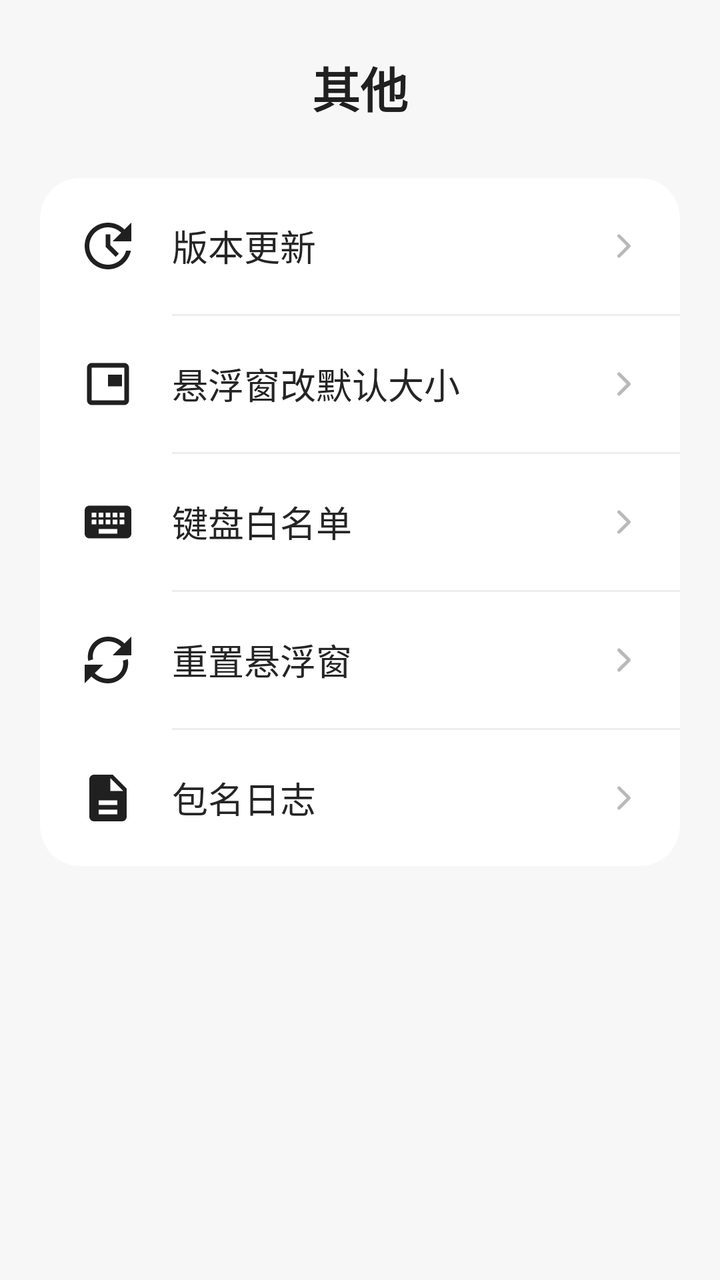
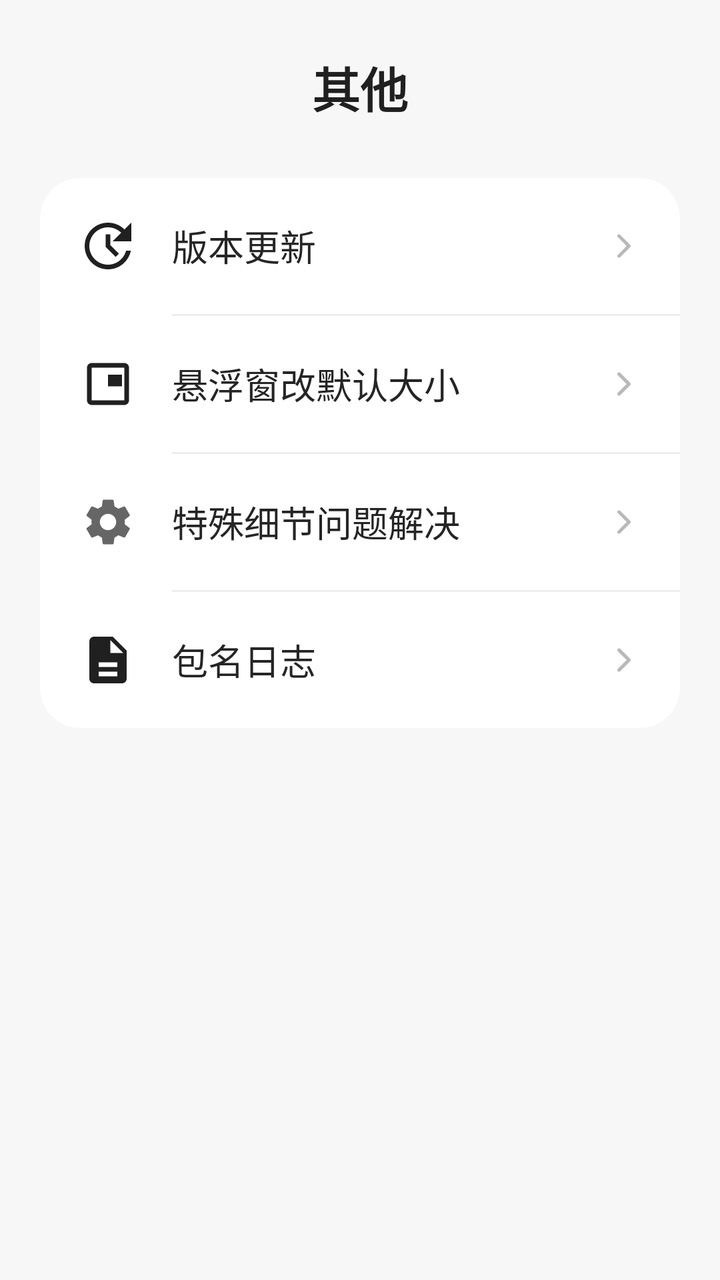

Two renders of the same Android screen: before a commit and after it. Below are the layout's source before the change and the commit's diff.
<!-- AndroidManifest.xml: application theme Theme.Basic -->
<!-- res/layout/fragment_settings.xml -->
<?xml version="1.0" encoding="utf-8"?>
<ScrollView xmlns:android="http://schemas.android.com/apk/res/android"
    xmlns:app="http://schemas.android.com/apk/res-auto"
    android:layout_width="match_parent"
    android:layout_height="match_parent"
    android:background="#F7F7F7"
    android:clipToPadding="false"
    android:fillViewport="true"
    android:overScrollMode="never">

    <LinearLayout
        android:layout_width="match_parent"
        android:layout_height="wrap_content"
        android:orientation="vertical"
        android:paddingStart="20dp"
        android:paddingTop="26dp"
        android:paddingEnd="20dp"
        android:paddingBottom="32dp">

        <TextView
            android:layout_width="match_parent"
            android:layout_height="wrap_content"
            android:layout_marginBottom="28dp"
            android:gravity="center"
            android:text="@string/other_menu_title"
            android:textColor="#202020"
            android:textSize="24sp"
            android:textStyle="bold" />

        <androidx.cardview.widget.CardView
            android:layout_width="match_parent"
            android:layout_height="wrap_content"
            app:cardBackgroundColor="#FFFFFF"
            app:cardCornerRadius="20dp"
            app:cardElevation="0dp"
            app:cardPreventCornerOverlap="true">

            <LinearLayout
                android:layout_width="match_parent"
                android:layout_height="wrap_content"
                android:orientation="vertical">

                <LinearLayout
                    android:id="@+id/row_version_update"
                    android:layout_width="match_parent"
                    android:layout_height="68dp"
                    android:background="?attr/selectableItemBackground"
                    android:clickable="true"
                    android:focusable="true"
                    android:gravity="center_vertical"
                    android:orientation="horizontal"
                    android:paddingStart="20dp"
                    android:paddingEnd="18dp">

                    <ImageView
                        android:layout_width="28dp"
                        android:layout_height="28dp"
                        android:contentDescription="@null"
                        android:src="@drawable/ic_menu_update" />

                    <LinearLayout
                        android:layout_width="wrap_content"
                        android:layout_height="wrap_content"
                        android:layout_marginStart="18dp"
                        android:gravity="center_vertical"
                        android:orientation="horizontal">

                        <TextView
                            android:layout_width="wrap_content"
                            android:layout_height="wrap_content"
                            android:text="@string/version_update"
                            android:textColor="#252525"
                            android:textSize="18sp" />

                        <TextView
                            android:id="@+id/iv_version_update_red_dot"
                            android:layout_width="16dp"
                            android:layout_height="16dp"
                            android:layout_marginStart="5dp"
                            android:background="@drawable/red_badge_with_1"
                            android:gravity="center"
                            android:includeFontPadding="false"
                            android:text="@string/update_badge_count"
                            android:textColor="#FFFFFF"
                            android:textSize="11sp"
                            android:textStyle="bold"
                            android:visibility="gone" />

                    </LinearLayout>

                    <Space
                        android:layout_width="0dp"
                        android:layout_height="1dp"
                        android:layout_weight="1" />

                    <ImageView
                        android:layout_width="20dp"
                        android:layout_height="20dp"
                        android:contentDescription="@null"
                        android:src="@drawable/ic_menu_chevron" />

                </LinearLayout>

                <View
                    android:layout_width="match_parent"
                    android:layout_height="1dp"
                    android:layout_marginStart="66dp"
                    android:background="#EEEEEE" />

                <LinearLayout
                    android:id="@+id/row_floating_settings"
                    android:layout_width="match_parent"
                    android:layout_height="68dp"
                    android:background="?attr/selectableItemBackground"
                    android:clickable="true"
                    android:focusable="true"
                    android:gravity="center_vertical"
                    android:orientation="horizontal"
                    android:paddingStart="20dp"
                    android:paddingEnd="18dp">

                    <ImageView
                        android:layout_width="28dp"
                        android:layout_height="28dp"
                        android:contentDescription="@null"
                        android:src="@drawable/ic_menu_floating" />

                    <TextView
                        android:layout_width="0dp"
                        android:layout_height="wrap_content"
                        android:layout_marginStart="18dp"
                        android:layout_weight="1"
                        android:text="@string/floating_window_settings"
                        android:textColor="#252525"
                        android:textSize="18sp" />

                    <ImageView
                        android:layout_width="20dp"
                        android:layout_height="20dp"
                        android:contentDescription="@null"
                        android:src="@drawable/ic_menu_chevron" />

                </LinearLayout>

                <View
                    android:layout_width="match_parent"
                    android:layout_height="1dp"
                    android:layout_marginStart="66dp"
                    android:background="#EEEEEE" />

                <LinearLayout
                    android:id="@+id/row_keyboard_whitelist"
                    android:layout_width="match_parent"
                    android:layout_height="68dp"
                    android:background="?attr/selectableItemBackground"
                    android:clickable="true"
                    android:focusable="true"
                    android:gravity="center_vertical"
                    android:orientation="horizontal"
                    android:paddingStart="20dp"
                    android:paddingEnd="18dp">

                    <ImageView
                        android:layout_width="28dp"
                        android:layout_height="28dp"
                        android:contentDescription="@null"
                        android:src="@drawable/ic_menu_keyboard" />

                    <TextView
                        android:layout_width="0dp"
                        android:layout_height="wrap_content"
                        android:layout_marginStart="18dp"
                        android:layout_weight="1"
                        android:text="@string/keyboard_whitelist"
                        android:textColor="#252525"
                        android:textSize="18sp" />

                    <ImageView
                        android:layout_width="20dp"
                        android:layout_height="20dp"
                        android:contentDescription="@null"
                        android:src="@drawable/ic_menu_chevron" />

                </LinearLayout>

                <View
                    android:layout_width="match_parent"
                    android:layout_height="1dp"
                    android:layout_marginStart="66dp"
                    android:background="#EEEEEE" />

                <LinearLayout
                    android:id="@+id/row_reset_floating"
                    android:layout_width="match_parent"
                    android:layout_height="68dp"
                    android:background="?attr/selectableItemBackground"
                    android:clickable="true"
                    android:focusable="true"
                    android:gravity="center_vertical"
                    android:orientation="horizontal"
                    android:paddingStart="20dp"
                    android:paddingEnd="18dp">

                    <ImageView
                        android:layout_width="28dp"
                        android:layout_height="28dp"
                        android:contentDescription="@null"
                        android:src="@drawable/ic_menu_reset" />

                    <TextView
                        android:layout_width="0dp"
                        android:layout_height="wrap_content"
                        android:layout_marginStart="18dp"
                        android:layout_weight="1"
                        android:text="@string/reset_floating_window"
                        android:textColor="#252525"
                        android:textSize="18sp" />

                    <ImageView
                        android:layout_width="20dp"
                        android:layout_height="20dp"
                        android:contentDescription="@null"
                        android:src="@drawable/ic_menu_chevron" />

                </LinearLayout>

                <View
                    android:layout_width="match_parent"
                    android:layout_height="1dp"
                    android:layout_marginStart="66dp"
                    android:background="#EEEEEE" />

                <LinearLayout
                    android:id="@+id/row_package_log"
                    android:layout_width="match_parent"
                    android:layout_height="68dp"
                    android:background="?attr/selectableItemBackground"
                    android:clickable="true"
                    android:focusable="true"
                    android:gravity="center_vertical"
                    android:orientation="horizontal"
                    android:paddingStart="20dp"
                    android:paddingEnd="18dp">

                    <ImageView
                        android:layout_width="28dp"
                        android:layout_height="28dp"
                        android:contentDescription="@null"
                        android:src="@drawable/ic_menu_log" />

                    <TextView
                        android:layout_width="0dp"
                        android:layout_height="wrap_content"
                        android:layout_marginStart="18dp"
                        android:layout_weight="1"
                        android:text="@string/package_name_log"
                        android:textColor="#252525"
                        android:textSize="18sp" />

                    <ImageView
                        android:layout_width="20dp"
                        android:layout_height="20dp"
                        android:contentDescription="@null"
                        android:src="@drawable/ic_menu_chevron" />

                </LinearLayout>

            </LinearLayout>

        </androidx.cardview.widget.CardView>

    </LinearLayout>

</ScrollView>
<!-- resources referenced by this layout -->
<resources>
  <!-- drawable ic_menu_chevron (drawable) -->
  <vector xmlns:android="http://schemas.android.com/apk/res/android"
      android:width="24dp"
      android:height="24dp"
      android:viewportWidth="24"
      android:viewportHeight="24">
      <path
          android:fillColor="@android:color/transparent"
          android:pathData="M9,6 L15,12 L9,18"
          android:strokeColor="#B8B8B8"
          android:strokeLineCap="round"
          android:strokeLineJoin="round"
          android:strokeWidth="2" />
  </vector>
  <!-- drawable ic_menu_floating (drawable) -->
  <vector xmlns:android="http://schemas.android.com/apk/res/android"
      android:width="24dp"
      android:height="24dp"
      android:viewportWidth="24"
      android:viewportHeight="24">
      <path
          android:fillColor="#202020"
          android:pathData="M19,3H5c-1.1,0 -2,0.9 -2,2v14c0,1.1 0.9,2 2,2h14c1.1,0 2,-0.9 2,-2V5c0,-1.1 -0.9,-2 -2,-2zM19,19H5V5h14v14zM18,8h-6v5h6V8z" />
  </vector>
  <!-- drawable ic_menu_keyboard (drawable) -->
  <vector xmlns:android="http://schemas.android.com/apk/res/android"
      android:width="24dp"
      android:height="24dp"
      android:viewportWidth="24"
      android:viewportHeight="24">
      <path
          android:fillColor="#202020"
          android:pathData="M20,5H4c-1.1,0 -1.99,0.9 -1.99,2L2,17c0,1.1 0.9,2 2,2h16c1.1,0 2,-0.9 2,-2V7c0,-1.1 -0.9,-2 -2,-2zM11,8h2v2h-2V8zM11,11h2v2h-2v-2zM8,8h2v2H8V8zM8,11h2v2H8v-2zM5,8h2v2H5V8zM5,11h2v2H5v-2zM16,17H8v-2h8v2zM16,13h-2v-2h2v2zM16,10h-2V8h2v2zM19,13h-2v-2h2v2zM19,10h-2V8h2v2z" />
  </vector>
  <!-- drawable ic_menu_log (drawable) -->
  <vector xmlns:android="http://schemas.android.com/apk/res/android"
      android:width="24dp"
      android:height="24dp"
      android:viewportWidth="24"
      android:viewportHeight="24">
      <path
          android:fillColor="#202020"
          android:pathData="M14,2H6c-1.1,0 -2,0.9 -2,2v16c0,1.1 0.9,2 2,2h12c1.1,0 2,-0.9 2,-2V8l-6,-6zM13,9V3.5L18.5,9H13zM8,13h8v2H8v-2zM8,17h8v2H8v-2z" />
  </vector>
  <!-- drawable ic_menu_reset (drawable) -->
  <vector xmlns:android="http://schemas.android.com/apk/res/android"
      android:width="24dp"
      android:height="24dp"
      android:viewportWidth="24"
      android:viewportHeight="24">
      <path
          android:fillColor="#202020"
          android:pathData="M17.65,6.35C16.2,4.9 14.21,4 12,4c-4.09,0 -7.19,3.72 -6.39,7.69l-2.08,0.68C2.45,7.08 6.47,2 12,2c2.76,0 5.26,1.12 7.07,2.93L22,2v8h-8l3.65,-3.65zM6.35,17.65C7.8,19.1 9.79,20 12,20c4.09,0 7.19,-3.72 6.39,-7.69l2.08,-0.68C21.55,16.92 17.53,22 12,22c-2.76,0 -5.26,-1.12 -7.07,-2.93L2,22v-8h8l-3.65,3.65z" />
  </vector>
  <!-- drawable ic_menu_update (drawable) -->
  <vector xmlns:android="http://schemas.android.com/apk/res/android"
      android:width="24dp"
      android:height="24dp"
      android:viewportWidth="24"
      android:viewportHeight="24">
      <path
          android:fillColor="#202020"
          android:pathData="M12,2C6.48,2 2,6.48 2,12s4.48,10 10,10c4.84,0 8.87,-3.44 9.8,-8h-2.06c-0.9,3.44 -4.03,6 -7.74,6 -4.42,0 -8,-3.58 -8,-8s3.58,-8 8,-8c2.21,0 4.21,0.9 5.66,2.34L14,10h8V2l-2.93,2.93C17.26,3.12 14.76,2 12,2zM11,7v5.41l4.29,4.29 1.41,-1.41 -3.7,-3.7V7h-2z" />
  </vector>
  <!-- drawable red_badge_with_1 (drawable) -->
  <?xml version="1.0" encoding="utf-8"?>
  <shape xmlns:android="http://schemas.android.com/apk/res/android"
      android:shape="oval">
      <solid android:color="#F44336" />
      <size
          android:width="16dp"
          android:height="16dp" />
  </shape>
  <string name="floating_window_settings">悬浮窗改默认大小</string>
  <string name="keyboard_whitelist">键盘白名单</string>
  <string name="other_menu_title">其他</string>
  <string name="package_name_log">包名日志</string>
  <string name="reset_floating_window">重置悬浮窗</string>
  <string name="update_badge_count" translatable="false">1</string>
  <string name="version_update">版本更新</string>
  <style name="Theme.Basic" parent="Base.Theme.Basic" />
  <style name="Base.Theme.Basic" parent="Theme.Material3.DayNight.NoActionBar">
          
          
      </style>
</resources>

<!-- the commit's change to res/layout/fragment_settings.xml (unified diff, before → after) -->
@@ -149,70 +149,29 @@
                     android:background="#EEEEEE" />
 
                 <LinearLayout
-                    android:id="@+id/row_keyboard_whitelist"
-                    android:layout_width="match_parent"
-                    android:layout_height="68dp"
-                    android:background="?attr/selectableItemBackground"
-                    android:clickable="true"
-                    android:focusable="true"
-                    android:gravity="center_vertical"
-                    android:orientation="horizontal"
-                    android:paddingStart="20dp"
-                    android:paddingEnd="18dp">
-
-                    <ImageView
-                        android:layout_width="28dp"
-                        android:layout_height="28dp"
-                        android:contentDescription="@null"
-                        android:src="@drawable/ic_menu_keyboard" />
+                    android:id="@+id/row_special_details"
+                    android:layout_width="match_parent"
+                    android:layout_height="68dp"
+                    android:background="?attr/selectableItemBackground"
+                    android:clickable="true"
+                    android:focusable="true"
+                    android:gravity="center_vertical"
+                    android:orientation="horizontal"
+                    android:paddingStart="20dp"
+                    android:paddingEnd="18dp">
+
+                    <ImageView
+                        android:layout_width="28dp"
+                        android:layout_height="28dp"
+                        android:contentDescription="@null"
+                        android:src="@drawable/ic_settings" />
 
                     <TextView
                         android:layout_width="0dp"
                         android:layout_height="wrap_content"
                         android:layout_marginStart="18dp"
                         android:layout_weight="1"
-                        android:text="@string/keyboard_whitelist"
-                        android:textColor="#252525"
-                        android:textSize="18sp" />
-
-                    <ImageView
-                        android:layout_width="20dp"
-                        android:layout_height="20dp"
-                        android:contentDescription="@null"
-                        android:src="@drawable/ic_menu_chevron" />
-
-                </LinearLayout>
-
-                <View
-                    android:layout_width="match_parent"
-                    android:layout_height="1dp"
-                    android:layout_marginStart="66dp"
-                    android:background="#EEEEEE" />
-
-                <LinearLayout
-                    android:id="@+id/row_reset_floating"
-                    android:layout_width="match_parent"
-                    android:layout_height="68dp"
-                    android:background="?attr/selectableItemBackground"
-                    android:clickable="true"
-                    android:focusable="true"
-                    android:gravity="center_vertical"
-                    android:orientation="horizontal"
-                    android:paddingStart="20dp"
-                    android:paddingEnd="18dp">
-
-                    <ImageView
-                        android:layout_width="28dp"
-                        android:layout_height="28dp"
-                        android:contentDescription="@null"
-                        android:src="@drawable/ic_menu_reset" />
-
-                    <TextView
-                        android:layout_width="0dp"
-                        android:layout_height="wrap_content"
-                        android:layout_marginStart="18dp"
-                        android:layout_weight="1"
-                        android:text="@string/reset_floating_window"
+                        android:text="@string/special_details"
                         android:textColor="#252525"
                         android:textSize="18sp" />
 
<!-- resource entries referenced after the edit -->
@@ -24,16 +24,6 @@
           android:fillColor="#202020"
           android:pathData="M19,3H5c-1.1,0 -2,0.9 -2,2v14c0,1.1 0.9,2 2,2h14c1.1,0 2,-0.9 2,-2V5c0,-1.1 -0.9,-2 -2,-2zM19,19H5V5h14v14zM18,8h-6v5h6V8z" />
   </vector>
-  <!-- drawable ic_menu_keyboard (drawable) -->
-  <vector xmlns:android="http://schemas.android.com/apk/res/android"
-      android:width="24dp"
-      android:height="24dp"
-      android:viewportWidth="24"
-      android:viewportHeight="24">
-      <path
-          android:fillColor="#202020"
-          android:pathData="M20,5H4c-1.1,0 -1.99,0.9 -1.99,2L2,17c0,1.1 0.9,2 2,2h16c1.1,0 2,-0.9 2,-2V7c0,-1.1 -0.9,-2 -2,-2zM11,8h2v2h-2V8zM11,11h2v2h-2v-2zM8,8h2v2H8V8zM8,11h2v2H8v-2zM5,8h2v2H5V8zM5,11h2v2H5v-2zM16,17H8v-2h8v2zM16,13h-2v-2h2v2zM16,10h-2V8h2v2zM19,13h-2v-2h2v2zM19,10h-2V8h2v2z" />
-  </vector>
   <!-- drawable ic_menu_log (drawable) -->
   <vector xmlns:android="http://schemas.android.com/apk/res/android"
       android:width="24dp"
@@ -43,16 +33,6 @@
       <path
           android:fillColor="#202020"
           android:pathData="M14,2H6c-1.1,0 -2,0.9 -2,2v16c0,1.1 0.9,2 2,2h12c1.1,0 2,-0.9 2,-2V8l-6,-6zM13,9V3.5L18.5,9H13zM8,13h8v2H8v-2zM8,17h8v2H8v-2z" />
-  </vector>
-  <!-- drawable ic_menu_reset (drawable) -->
-  <vector xmlns:android="http://schemas.android.com/apk/res/android"
-      android:width="24dp"
-      android:height="24dp"
-      android:viewportWidth="24"
-      android:viewportHeight="24">
-      <path
-          android:fillColor="#202020"
-          android:pathData="M17.65,6.35C16.2,4.9 14.21,4 12,4c-4.09,0 -7.19,3.72 -6.39,7.69l-2.08,0.68C2.45,7.08 6.47,2 12,2c2.76,0 5.26,1.12 7.07,2.93L22,2v8h-8l3.65,-3.65zM6.35,17.65C7.8,19.1 9.79,20 12,20c4.09,0 7.19,-3.72 6.39,-7.69l2.08,-0.68C21.55,16.92 17.53,22 12,22c-2.76,0 -5.26,-1.12 -7.07,-2.93L2,22v-8h8l-3.65,3.65z" />
   </vector>
   <!-- drawable ic_menu_update (drawable) -->
   <vector xmlns:android="http://schemas.android.com/apk/res/android"
@@ -64,6 +44,17 @@
           android:fillColor="#202020"
           android:pathData="M12,2C6.48,2 2,6.48 2,12s4.48,10 10,10c4.84,0 8.87,-3.44 9.8,-8h-2.06c-0.9,3.44 -4.03,6 -7.74,6 -4.42,0 -8,-3.58 -8,-8s3.58,-8 8,-8c2.21,0 4.21,0.9 5.66,2.34L14,10h8V2l-2.93,2.93C17.26,3.12 14.76,2 12,2zM11,7v5.41l4.29,4.29 1.41,-1.41 -3.7,-3.7V7h-2z" />
   </vector>
+  <!-- drawable ic_settings (drawable) -->
+  <?xml version="1.0" encoding="utf-8"?>
+  <vector xmlns:android="http://schemas.android.com/apk/res/android"
+      android:width="24dp"
+      android:height="24dp"
+      android:viewportWidth="24"
+      android:viewportHeight="24">
+      <path
+          android:fillColor="#FF666666"
+          android:pathData="M19.14,12.94c0.04,-0.31 0.06,-0.63 0.06,-0.94s-0.02,-0.63 -0.06,-0.94l2.03,-1.58c0.18,-0.14 0.23,-0.41 0.12,-0.61l-1.92,-3.32c-0.12,-0.2 -0.37,-0.27 -0.57,-0.2l-2.39,0.96c-0.5,-0.38 -1.03,-0.7 -1.62,-0.94l-0.36,-2.53c-0.03,-0.22 -0.22,-0.39 -0.44,-0.39h-3.84c-0.22,0 -0.41,0.16 -0.44,0.39l-0.36,2.53c-0.59,0.24 -1.12,0.56 -1.62,0.94l-2.39,-0.96c-0.21,-0.08 -0.45,0 -0.57,0.2l-1.92,3.32c-0.12,0.2 -0.07,0.47 0.12,0.61l2.03,1.58c-0.04,0.31 -0.06,0.63 -0.06,0.94s0.02,0.63 0.06,0.94l-2.03,1.58c-0.18,0.14 -0.23,0.41 -0.12,0.61l1.92,3.32c0.12,0.2 0.37,0.27 0.57,0.2l2.39,-0.96c0.5,0.38 1.03,0.7 1.62,0.94l0.36,2.53c0.03,0.22 0.22,0.39 0.44,0.39h3.84c0.22,0 0.41,-0.16 0.44,-0.39l0.36,-2.53c0.59,-0.24 1.12,-0.56 1.62,-0.94l2.39,0.96c0.21,0.08 0.45,0 0.57,-0.2l1.92,-3.32c0.12,-0.2 0.07,-0.47 -0.12,-0.61l-2.03,-1.58zM12,15.5c-1.93,0 -3.5,-1.57 -3.5,-3.5s1.57,-3.5 3.5,-3.5 3.5,1.57 3.5,3.5 -1.57,3.5 -3.5,3.5z"/>
+  </vector>
   <!-- drawable red_badge_with_1 (drawable) -->
   <?xml version="1.0" encoding="utf-8"?>
   <shape xmlns:android="http://schemas.android.com/apk/res/android"
@@ -74,10 +65,9 @@
           android:height="16dp" />
   </shape>
   <string name="floating_window_settings">悬浮窗改默认大小</string>
-  <string name="keyboard_whitelist">键盘白名单</string>
   <string name="other_menu_title">其他</string>
   <string name="package_name_log">包名日志</string>
-  <string name="reset_floating_window">重置悬浮窗</string>
+  <string name="special_details">特殊细节问题解决</string>
   <string name="update_badge_count" translatable="false">1</string>
   <string name="version_update">版本更新</string>
   <style name="Theme.Basic" parent="Base.Theme.Basic" />
